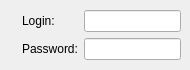
This is wengophone/src/presentation/qt/imaccount/MSNSettings.ui in tkrotoff/WengoPhone as Qt 5 draws it before an edit. The edited form follows.
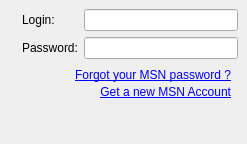
This is the edited form. Icons and pictures are not drawn.

Commit message: Work on IM accounts widget

```diff
--- a/wengophone/src/presentation/qt/imaccount/MSNSettings.ui
+++ b/wengophone/src/presentation/qt/imaccount/MSNSettings.ui
@@ -8,8 +8,8 @@
    <rect>
     <x>0</x>
     <y>0</y>
-    <width>190</width>
-    <height>70</height>
+    <width>247</width>
+    <height>144</height>
    </rect>
   </property>
   <property name="windowTitle" >
@@ -63,6 +63,88 @@
      </item>
     </layout>
    </item>
+   <item row="0" column="0" >
+    <widget class="QLabel" name="label" >
+     <property name="pixmap" >
+      <pixmap resource="../wengophone.qrc" >:/pics/protocols/msn.png</pixmap>
+     </property>
+    </widget>
+   </item>
+   <item row="1" column="1" >
+    <layout class="QGridLayout" >
+     <property name="margin" >
+      <number>0</number>
+     </property>
+     <property name="spacing" >
+      <number>0</number>
+     </property>
+     <item row="0" column="1" >
+      <widget class="QLabel" name="forgotPasswordLabel" >
+       <property name="cursor" >
+        <cursor>13</cursor>
+       </property>
+       <property name="text" >
+        <string>&lt;span style=" text-decoration: underline; color:#0000ff;">Forgot your MSN password ?&lt;/span></string>
+       </property>
+       <property name="textFormat" >
+        <enum>Qt::AutoText</enum>
+       </property>
+       <property name="alignment" >
+        <set>Qt::AlignRight|Qt::AlignTrailing|Qt::AlignVCenter</set>
+       </property>
+      </widget>
+     </item>
+     <item rowspan="2" row="0" column="2" >
+      <widget class="QLabel" name="label_2" >
+       <property name="text" >
+        <string/>
+       </property>
+       <property name="pixmap" >
+        <pixmap resource="../wengophone.qrc" >:/pics/Help-32x32.png</pixmap>
+       </property>
+      </widget>
+     </item>
+     <item row="1" column="1" >
+      <widget class="QLabel" name="createAccountLabel" >
+       <property name="cursor" >
+        <cursor>13</cursor>
+       </property>
+       <property name="text" >
+        <string>&lt;span style=" text-decoration: underline; color:#0000ff;">Get a new MSN Account&lt;/span></string>
+       </property>
+       <property name="alignment" >
+        <set>Qt::AlignRight|Qt::AlignTrailing|Qt::AlignVCenter</set>
+       </property>
+      </widget>
+     </item>
+     <item row="0" column="0" >
+      <spacer>
+       <property name="orientation" >
+        <enum>Qt::Horizontal</enum>
+       </property>
+       <property name="sizeHint" >
+        <size>
+         <width>40</width>
+         <height>20</height>
+        </size>
+       </property>
+      </spacer>
+     </item>
+    </layout>
+   </item>
+   <item row="2" column="1" >
+    <spacer>
+     <property name="orientation" >
+      <enum>Qt::Vertical</enum>
+     </property>
+     <property name="sizeHint" >
+      <size>
+       <width>20</width>
+       <height>40</height>
+      </size>
+     </property>
+    </spacer>
+   </item>
   </layout>
  </widget>
  <pixmapfunction></pixmapfunction>
```
Left out of the diff: 7 changed lines with no effect on the pictures. The commit also changes 11 other files.
